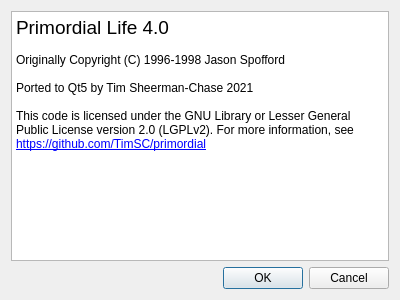
Before: the Qt Designer form LifeQt/aboutui.ui in TimSC/primordial, drawn with Qt 5.
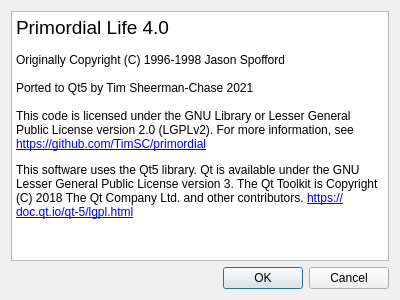
After: the same form once the commit is applied.

Commit message: Add qt license note

Patch:
```diff
--- a/LifeQt/aboutui.ui
+++ b/LifeQt/aboutui.ui
@@ -27,7 +27,8 @@
 &lt;p style=&quot;-qt-paragraph-type:empty; margin-top:0px; margin-bottom:0px; margin-left:0px; margin-right:0px; -qt-block-indent:0; text-indent:0px;&quot;&gt;&lt;br /&gt;&lt;/p&gt;
 &lt;p style=&quot; margin-top:0px; margin-bottom:0px; margin-left:0px; margin-right:0px; -qt-block-indent:0; text-indent:0px;&quot;&gt;Ported to Qt5 by Tim Sheerman-Chase 2021&lt;/p&gt;
 &lt;p style=&quot;-qt-paragraph-type:empty; margin-top:0px; margin-bottom:0px; margin-left:0px; margin-right:0px; -qt-block-indent:0; text-indent:0px;&quot;&gt;&lt;br /&gt;&lt;/p&gt;
-&lt;p style=&quot; margin-top:0px; margin-bottom:0px; margin-left:0px; margin-right:0px; -qt-block-indent:0; text-indent:0px;&quot;&gt;This code is licensed under the GNU Library or Lesser General Public License version 2.0 (LGPLv2). For more information, see &lt;a href=&quot;https://github.com/TimSC/primordial&quot;&gt;&lt;span style=&quot; text-decoration: underline; color:#0000ff;&quot;&gt;https://github.com/TimSC/primordial&lt;/span&gt;&lt;/a&gt;&lt;/p&gt;&lt;/body&gt;&lt;/html&gt;</string>
+&lt;p style=&quot; margin-top:0px; margin-bottom:0px; margin-left:0px; margin-right:0px; -qt-block-indent:0; text-indent:0px;&quot;&gt;This code is licensed under the GNU Library or Lesser General Public License version 2.0 (LGPLv2). For more information, see &lt;a href=&quot;https://github.com/TimSC/primordial&quot;&gt;&lt;span style=&quot; text-decoration: underline; color:#0000ff;&quot;&gt;https://github.com/TimSC/primordial&lt;/span&gt;&lt;/a&gt;&lt;/p&gt;
+&lt;p style=&quot; margin-top:12px; margin-bottom:12px; margin-left:0px; margin-right:0px; -qt-block-indent:0; text-indent:0px;&quot;&gt;This software uses the Qt5 library. Qt is available under the GNU Lesser General Public License version 3. The Qt Toolkit is Copyright (C) 2018 The Qt Company Ltd. and other contributors. &lt;a href=&quot;https://doc.qt.io/qt-5/lgpl.html&quot;&gt;&lt;span style=&quot; text-decoration: underline; color:#0000ff;&quot;&gt;https://doc.qt.io/qt-5/lgpl.html&lt;/span&gt;&lt;/a&gt;&lt;/p&gt;&lt;/body&gt;&lt;/html&gt;</string>
      </property>
     </widget>
    </item>
```
